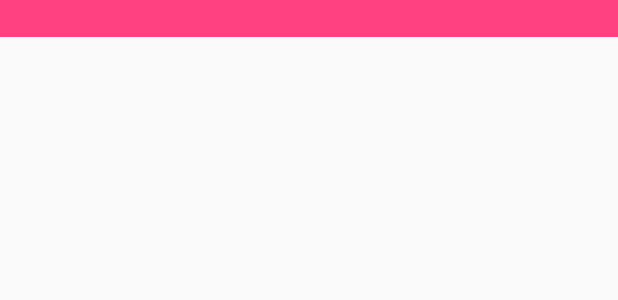
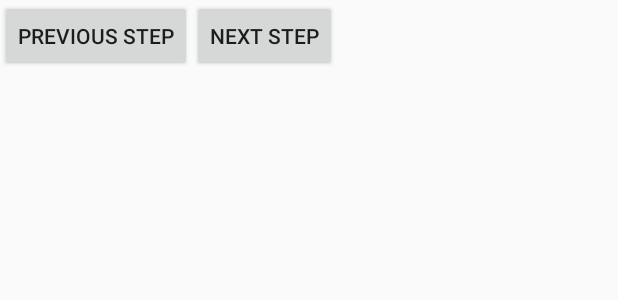
Before and after one commit to gea-07/scrumptiousbakes, an Android app: the layout activity_recipe_step_detail.xml on its own in the app's theme, with its tools: preview values and no code run, on a phone screen of 412 x 824 dp. Shown: the top 300 px of the screen. Run offline under Robolectric (Android 15) with nearby library versions, the phone set to English and light mode, and no system bars.

Commit message:
code review and refactoring: took out view pager and replaced with regular container activity for the step details; since it was taking me many days to try to manage the exoplayer issues in a view pager.

```diff
--- a/src/main/java/com/arleneg/android/scrumptiousbakes/ui/IngredientsAndStepsActivity.java
+++ b/src/main/java/com/arleneg/android/scrumptiousbakes/ui/IngredientsAndStepsActivity.java
@@ -34,8 +34,6 @@ public class IngredientsAndStepsActivity extends AppCompatActivity
 
         if (savedInstanceState == null) {
             FragmentManager fragmentManager = getSupportFragmentManager();
-//            IngredientsAndStepsFragment fragment = (IngredientsAndStepsFragment)
-//                    getSupportFragmentManager().findFragmentById(R.id.ingredients_and_steps_container);
 
             if (fragmentManager.findFragmentById(R.id.ingredients_and_steps_container) == null) {
                 IngredientsAndStepsFragment ingredientsAndStepsFragment = new IngredientsAndStepsFragment();
--- a/src/main/res/layout/activity_recipe_step_detail.xml
+++ b/src/main/res/layout/activity_recipe_step_detail.xml
@@ -1,20 +1,43 @@
 <?xml version="1.0" encoding="utf-8"?>
 
 
-<android.support.v4.view.ViewPager
+<LinearLayout
     xmlns:android="http://schemas.android.com/apk/res/android"
     xmlns:tools="http://schemas.android.com/tools"
-    android:id="@+id/step_view_pager"
+    android:id="@+id/step_detail_container"
     android:layout_width="match_parent"
     android:layout_height="wrap_content"
-
+    android:orientation="vertical"
     tools:context=".ui.RecipeStepDetailActivity">
 
-    <android.support.v4.view.PagerTitleStrip
-        android:layout_width="wrap_content"
+
+    <FrameLayout
+        xmlns:android="http://schemas.android.com/apk/res/android"
+        xmlns:tools="http://schemas.android.com/tools"
+        android:layout_width="match_parent"
         android:layout_height="wrap_content"
-        android:layout_gravity="top"
-        android:background="@color/colorAccent"
-        android:layout_marginBottom="8dp"
-        style="@style/vpTitleStrip" />
-</android.support.v4.view.ViewPager>
+        android:id="@+id/step_fragment">
+    </FrameLayout>
+
+    <LinearLayout
+        android:layout_width="match_parent"
+        android:layout_height="wrap_content"
+        android:orientation="horizontal"
+        android:layout_gravity="bottom">
+
+        <Button
+            android:id="@+id/btn_previous"
+            android:layout_width="wrap_content"
+            android:layout_height="wrap_content"
+            android:text="@string/previous_step_button"/>
+
+        <Button
+            android:id="@+id/btn_next"
+            android:layout_width="wrap_content"
+            android:layout_height="wrap_content"
+            android:text="@string/next_step_button"/>
+
+    </LinearLayout>
+
+
+</LinearLayout>
--- a/src/main/res/values/strings.xml
+++ b/src/main/res/values/strings.xml
@@ -9,4 +9,6 @@
     <string name="appwidget_text">EXAMPLE</string>
     <string name="add_widget">Add widget</string>
     <string name="recipe_without_a_video">Recipe without a video</string>
+    <string name="next_step_button">Next Step</string>
+    <string name="previous_step_button">Previous Step</string>
 </resources>
```
Also changed, not shown: src/main/java/com/arleneg/android/scrumptiousbakes/ui/MainActivity.java (+6 -4 lines), src/main/java/com/arleneg/android/scrumptiousbakes/ui/RecipeStepDetailActivity.java (+54 -37 lines), src/main/java/com/arleneg/android/scrumptiousbakes/ui/RecipeStepDetailFragment.java (+29 -35 lines), src/main/res/layout/fragment_recipe_step_detail.xml (+3 -4 lines).
